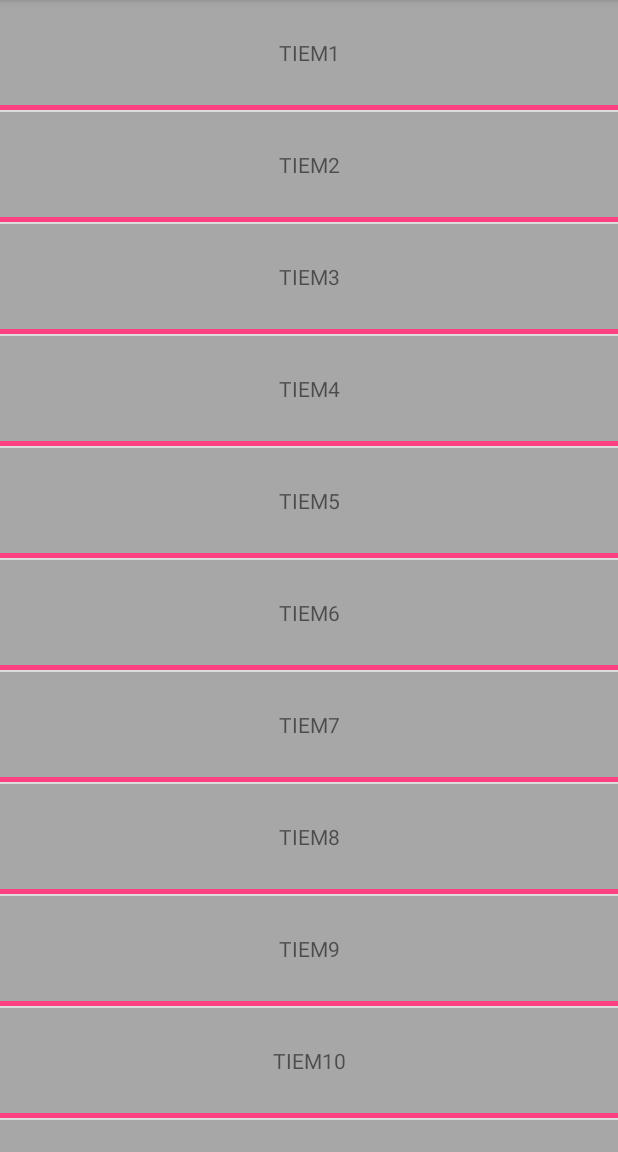
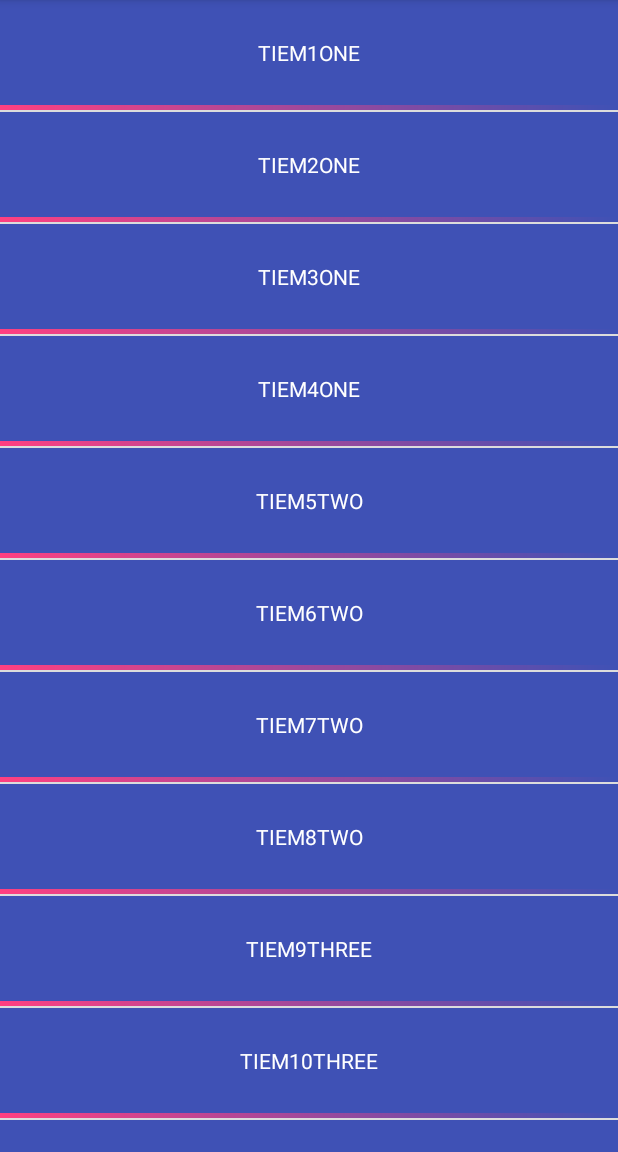
Before and after one commit to HLJJMS/tyhdemo, an Android app: the RecyclerViewActivity screen opened directly, with no data from a screen before it, on a phone screen of 412 x 824 dp, the part 84-1236 px from its top. Run offline under Robolectric (Android 15) with nearby library versions, the phone set to English and light mode, and no system bars; our stand-ins replace ButterKnife; plain views replace RecyclerViewHeader.

Commit message:
升级RECYELER

```diff
--- a/app/src/main/java/wlm/tyhkj/RecyclerViewActivity.java
+++ b/app/src/main/java/wlm/tyhkj/RecyclerViewActivity.java
@@ -1,13 +1,17 @@
 package wlm.tyhkj;
 
+import android.content.Context;
 import android.graphics.Canvas;
+import android.graphics.LinearGradient;
 import android.graphics.Paint;
 import android.graphics.Rect;
+import android.graphics.Shader;
 import android.os.Bundle;
 import android.support.v7.app.AppCompatActivity;
 import android.support.v7.widget.DividerItemDecoration;
 import android.support.v7.widget.LinearLayoutManager;
 import android.support.v7.widget.RecyclerView;
+import android.text.TextPaint;
 import android.view.View;
 
 import java.util.ArrayList;
@@ -21,11 +25,13 @@ import wlm.adapter.RecyclerAdapter;
  */
 
 public class RecyclerViewActivity extends AppCompatActivity {
-//
+    //
 //    @InjectView(R.id.header)
 //    RecyclerViewHeader header;
+    private TextPaint t;
     private RecyclerAdapter adapter;
     private RecyclerView recyclerView;
+    private Context context;
     private Paint p;
     private List<String> list = new ArrayList<String>();
 
@@ -35,8 +41,7 @@ public class RecyclerViewActivity extends AppCompatActivity {
         setContentView(R.layout.activity_recyclerview);
         ButterKnife.inject(this);
         recyclerView = (RecyclerView) findViewById(R.id.recyclerView);
-        p = new Paint();
-        p.setColor(this.getResources().getColor(R.color.colorAccent));
+        context = this;
         setList();
         recyclerView.setLayoutManager(new LinearLayoutManager(this, LinearLayoutManager.VERTICAL, false));
         recyclerView.addItemDecoration(new DividerItemDecoration(this, DividerItemDecoration.VERTICAL));
@@ -52,7 +57,9 @@ public class RecyclerViewActivity extends AppCompatActivity {
                 int childCount = parent.getChildCount();
                 int left = parent.getPaddingLeft();
                 int right = parent.getWidth() - parent.getPaddingRight();
-
+                p = new Paint();
+                LinearGradient linearGradient = new LinearGradient((float) left, 0, (float) right, 0, context.getResources().getColor(R.color.colorAccent), context.getResources().getColor(R.color.colorPrimary), Shader.TileMode.MIRROR);
+                p.setShader(linearGradient);
                 for (int i = 0; i < childCount - 1; i++) {
                     View view = parent.getChildAt(i);
                     float top = view.getBottom();
@@ -64,31 +71,39 @@ public class RecyclerViewActivity extends AppCompatActivity {
             @Override
             public void onDrawOver(Canvas c, RecyclerView parent, RecyclerView.State state) {
                 super.onDrawOver(c, parent, state);
-
             }
 
             @Override
             public void getItemOffsets(Rect outRect, View view, RecyclerView parent, RecyclerView.State state) {
                 super.getItemOffsets(outRect, view, parent, state);
-                outRect.bottom = 5;
-
+                if (state.getItemCount() - 1 != parent.getChildLayoutPosition(view)) {
+                    outRect.bottom = 5;
+                }
             }
         });
     }
 
     private void setList() {
-        list.add("TIEM1");
-        list.add("TIEM2");
-        list.add("TIEM3");
-        list.add("TIEM4");
-        list.add("TIEM5");
-        list.add("TIEM6");
-        list.add("TIEM7");
-        list.add("TIEM8");
-        list.add("TIEM9");
-        list.add("TIEM10");
-        list.add("TIEM11");
-        list.add("TIEM12");
+        list.add("TIEM1ONE");
+        list.add("TIEM2ONE");
+        list.add("TIEM3ONE");
+        list.add("TIEM4ONE");
+        list.add("TIEM5TWO");
+        list.add("TIEM6TWO");
+        list.add("TIEM7TWO");
+        list.add("TIEM8TWO");
+        list.add("TIEM9THREE");
+        list.add("TIEM10THREE");
+        list.add("TIEM11THREE");
+        list.add("TIEM12THREE");
+        list.add("TIEM13FOUR");
+        list.add("TIEM14FOUR");
+        list.add("TIEM15FOUR");
+        list.add("TIEM16FOUR");
+        list.add("TIEM17FIVE");
+        list.add("TIEM18FIVE");
+        list.add("TIEM19FIVE");
+        list.add("TIEM20FIVE");
     }
 
 }
--- a/app/src/main/res/layout/item_recyclerview.xml
+++ b/app/src/main/res/layout/item_recyclerview.xml
@@ -7,7 +7,8 @@
     android:background="@android:color/transparent"
     >
 <TextView
-    android:background="#55000000"
+    android:background="#3F51B5"
+    android:textColor="#ffffff"
     android:id="@+id/item_main"
     android:layout_width="match_parent"
     android:layout_height="70dp"
```
Also changed, not shown: app/src/main/java/wlm/adapter/RecyclerAdapter.java (+0 -33 lines).
